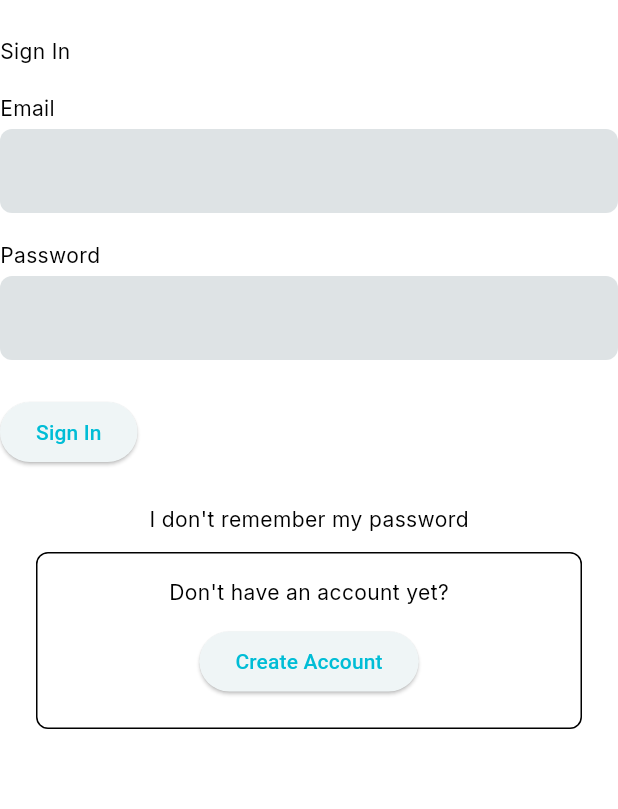
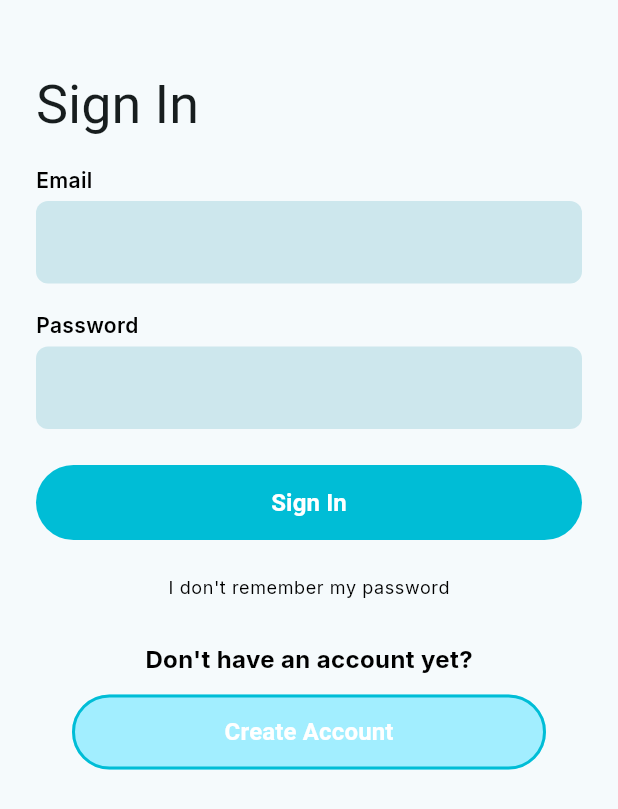
Before and after one commit to Sujeet-Kumar0/scrape_application, a Flutter app: the LoginScreen screen opened directly, on a phone screen of 412 x 824 dp. Shown: the top 809 px of the screen. Run offline on Flutter 3.47's test engine with Material 3 defaults, Android fonts, the phone set to English and light mode, and no system bars; our stand-ins replace cached_network_image, cloud_firestore, firebase_auth, firebase_core, flutter_keyboard_visibility, go_router and 4 more; missing offline and left inert: firebase_ui_auth; accounts and stored records are empty.

Commit message:
few bug fixes

```diff
--- a/lib/main.dart
+++ b/lib/main.dart
@@ -4,6 +4,7 @@ import 'package:flutter/foundation.dart';
 import 'package:flutter/material.dart';
 import 'package:go_router/go_router.dart';
 import 'package:provider/provider.dart';
+import 'package:scrape_application/ui/login_screen.dart';
 import 'package:scrape_application/ui/web/dashboard.dart';
 import 'package:scrape_application/ui/theme.dart';
 import 'package:scrape_application/ui/web/orders_screen.dart';
@@ -39,7 +40,7 @@ class MyApp extends StatelessWidget {
   // static final _shellNavigatorKey = GlobalKey<NavigatorState>();
 
   static final _router = GoRouter(
-    initialLocation: kIsWeb ? "/dashboard" : '/',
+    initialLocation: kIsWeb ? "/dashboard" : '/login',
     routes: [
       GoRoute(path: '/', builder: (context, state) => BottomNavigation()),
       GoRoute(
@@ -78,34 +79,38 @@ class MyApp extends StatelessWidget {
           builder: (context, state) => OrdersScreen(),
         ),
       GoRoute(
-        path: '/sign-in',
-        builder: (context, state) => SignInScreen(
-          providers: [EmailAuthProvider()],
-          actions: [
-            AuthStateChangeAction<SignedIn>(
-              (context, _) {
-                Navigator.push(
-                  context,
-                  MaterialPageRoute<ProfileScreen>(
-                    builder: (context) => ProfileScreen(
-                      appBar: AppBar(
-                        title: const Text('User Profile'),
-                      ),
-                      actions: [
-                        SignedOutAction(
-                          (context) {
-                            Navigator.of(context).pop();
-                          },
-                        )
-                      ],
-                    ),
-                  ),
-                );
-              },
-            ),
-          ],
-        ),
+        path: "/login",
+        builder: (context, state) => LoginScreen(),
       )
+      // GoRoute(
+      //   path: '/sign-in',
+      //   builder: (context, state) => SignInScreen(
+      //     providers: [EmailAuthProvider()],
+      //     actions: [
+      //       AuthStateChangeAction<SignedIn>(
+      //         (context, _) {
+      //           Navigator.push(
+      //             context,
+      //             MaterialPageRoute<ProfileScreen>(
+      //               builder: (context) => ProfileScreen(
+      //                 appBar: AppBar(
+      //                   title: const Text('User Profile'),
+      //                 ),
+      //                 actions: [
+      //                   SignedOutAction(
+      //                     (context) {
+      //                       Navigator.of(context).pop();
+      //                     },
+      //                   )
+      //                 ],
+      //               ),
+      //             ),
+      //           );
+      //         },
+      //       ),
+      //     ],
+      //   ),
+      // )
     ],
   );
 
--- a/lib/ui/login_screen.dart
+++ b/lib/ui/login_screen.dart
@@ -1,5 +1,10 @@
+import 'dart:async';
+
+import 'package:flutter/foundation.dart';
 import 'package:flutter/material.dart';
 import 'package:flutter/services.dart';
+import 'package:flutter_keyboard_visibility/flutter_keyboard_visibility.dart';
+import 'package:go_router/go_router.dart';
 
 class LoginScreen extends StatefulWidget {
   const LoginScreen({super.key});
@@ -10,43 +15,73 @@ class LoginScreen extends StatefulWidget {
 
 class _LoginScreenState extends State<LoginScreen> {
   final scaffoldKey = GlobalKey<ScaffoldState>();
-  // late StreamSubscription<bool> _keyboardVisibilitySubscription;
-  // bool _isKeyboardVisible = false;
+  late StreamSubscription<bool> _keyboardVisibilitySubscription;
+  bool _isKeyboardVisible = false;
   final _formKey = GlobalKey<FormState>();
+
+  @override
+  void initState() {
+    super.initState();
+    // _model = createModel(context, () => SignInModel());
+
+    if (!kIsWeb) {
+      _keyboardVisibilitySubscription =
+          KeyboardVisibilityController().onChange.listen((bool visible) {
+        setState(() {
+          _isKeyboardVisible = visible;
+        });
+      });
+    }
+  }
 
   @override
   Widget build(BuildContext context) {
     return GestureDetector(
       child: Scaffold(
         key: scaffoldKey,
+        backgroundColor: Theme.of(context).colorScheme.background,
         body: SafeArea(
           top: true,
+          child: Column(
+            mainAxisSize: MainAxisSize.max,
+            children: [
+              Padding(
+                padding: const EdgeInsets.all(24.0),
                 child: Column(
                   mainAxisAlignment: MainAxisAlignment.start,
                   mainAxisSize: MainAxisSize.max,
                   crossAxisAlignment: CrossAxisAlignment.start,
                   children: [
+                    //Headder skipped
                     Padding(
                       padding: EdgeInsetsDirectional.fromSTEB(0, 24, 0, 0),
                       child: Text(
                         'Sign In',
+                        style: Theme.of(context).textTheme.displaySmall,
                       ),
                     ),
                     Form(
                       key: _formKey,
+                      autovalidateMode: AutovalidateMode.disabled,
                       child: Column(
                         mainAxisSize: MainAxisSize.max,
                         children: [
                           Padding(
-                      padding: EdgeInsetsDirectional.fromSTEB(0, 18, 0, 0),
+                            padding:
+                                EdgeInsetsDirectional.fromSTEB(0, 18, 0, 0),
                             child: Column(
                               mainAxisSize: MainAxisSize.max,
                               crossAxisAlignment: CrossAxisAlignment.start,
                               children: [
                                 Padding(
-                            padding: EdgeInsetsDirectional.fromSTEB(0, 0, 0, 4),
+                                  padding: EdgeInsetsDirectional.fromSTEB(
+                                      0, 0, 0, 4),
                                   child: Text(
                                     'Email',
+                                    style: Theme.of(context)
+                                        .textTheme
+                                        .bodyMedium!
+                                        .copyWith(fontWeight: FontWeight.w600),
                                   ),
                                 ),
                                 TextFormField(
@@ -85,21 +120,23 @@ class _LoginScreenState extends State<LoginScreen> {
                                       borderRadius: BorderRadius.circular(8),
                                     ),
                                     filled: true,
-                              // fillColor: FlutterFlowTheme.of(context)
-                              //     .secondaryBackground,
+                                    fillColor: Theme.of(context)
+                                        .colorScheme
+                                        .secondaryContainer,
                                   ),
-                            // style: FlutterFlowTheme.of(context)
-                            //     .bodyMedium
-                            //     .override(
-                            //       fontFamily: 'Manrope',
-                            //       fontSize: 16,
-                            //       fontWeight: FontWeight.w500,
-                            //       lineHeight: 1,
-                            //     ),
+                                  style: Theme.of(context)
+                                      .textTheme
+                                      .bodyMedium!
+                                      .copyWith(
+                                        fontFamily: 'Manrope',
+                                        fontSize: 16,
+                                        fontWeight: FontWeight.w500,
+                                        // lineHeight: 1,
+                                      ),
                                   minLines: 1,
                                   keyboardType: TextInputType.emailAddress,
-                            // cursorColor:
-                            //     FlutterFlowTheme.of(context).primary,
+                                  cursorColor:
+                                      Theme.of(context).colorScheme.primary,
                                   // validator: _model
                                   //     .emailAddressControllerValidator
                                   //     .asValidator(context),
@@ -108,15 +145,21 @@ class _LoginScreenState extends State<LoginScreen> {
                             ),
                           ),
                           Padding(
-                      padding: EdgeInsetsDirectional.fromSTEB(0, 18, 0, 0),
+                            padding:
+                                EdgeInsetsDirectional.fromSTEB(0, 18, 0, 0),
                             child: Column(
                               mainAxisSize: MainAxisSize.max,
                               crossAxisAlignment: CrossAxisAlignment.start,
                               children: [
                                 Padding(
-                            padding: EdgeInsetsDirectional.fromSTEB(0, 0, 0, 4),
+                                  padding: EdgeInsetsDirectional.fromSTEB(
+                                      0, 0, 0, 4),
                                   child: Text(
                                     'Password',
+                                    style: Theme.of(context)
+                                        .textTheme
+                                        .bodyMedium!
+                                        .copyWith(fontWeight: FontWeight.w600),
                                   ),
                                 ),
                                 TextFormField(
@@ -155,13 +198,15 @@ class _LoginScreenState extends State<LoginScreen> {
                                       borderRadius: BorderRadius.circular(8),
                                     ),
                                     filled: true,
-                              // fillColor: FlutterFlowTheme.of(context)
-                              //     .secondaryBackground,
+                                    fillColor: Theme.of(context)
+                                        .colorScheme
+                                        .secondaryContainer,
                                     // suffixIcon: InkWell(
-                              //   // onTap: () => setState(
-                              //   //   () => _model.passwordVisibility =
-                              //   //       !_model.passwordVisibility,
-                              //   // ),
+                                    //   onTap: () => {},
+                                    //    setState(
+                                    //     () => _model.passwordVisibility =
+                                    //         !_model.passwordVisibility,
+                                    //   ),
                                     //   focusNode: FocusNode(skipTraversal: true),
                                     //   // child: Icon(
                                     //   //   _model.passwordVisibility
@@ -169,23 +214,25 @@ class _LoginScreenState extends State<LoginScreen> {
                                     //   //       : Icons.visibility_off_outlined,
                                     //   //   color: FlutterFlowTheme.of(context)
                                     //   //       .secondaryText,
-                              //   //   size: 18,
+                                    //   //   size: 18,)
                                     // ),
                                   ),
+
+                                  style: Theme.of(context)
+                                      .textTheme
+                                      .bodyMedium!
+                                      .copyWith(
+                                        fontFamily: 'Manrope',
+                                        fontSize: 16,
+                                        fontWeight: FontWeight.w500,
+                                        // lineHeight: 1,
                                       ),
-                          // style: FlutterFlowTheme.of(context)
-                          //     .bodyMedium
-                          //     .override(
-                          //       fontFamily: 'Manrope',
-                          //       fontSize: 16,
-                          //       fontWeight: FontWeight.w500,
-                          //       lineHeight: 1,
-                          //     ),
-                          // // cursorColor:
-                          // //     FlutterFlowTheme.of(context).primary,
-                          // // validator: _model
-                          // //     .passwordControllerValidator
-                          // //     .asValidator(context),
+                                  cursorColor:
+                                      Theme.of(context).colorScheme.primary,
+                                  // validator: _model
+                                  //     .passwordControllerValidator
+                                  //     .asValidator(context),
+                                ),
                               ],
                             ),
                           ),
@@ -198,7 +245,6 @@ class _LoginScreenState extends State<LoginScreen> {
                         onPressed: () async {
                           HapticFeedback.lightImpact();
                           // GoRouter.of(context).prepareAuthEvent();
-
                           // final user = await authManager.signInWithEmail(
                           //   context,
                           //   _model.emailAddressController.text,
@@ -207,25 +253,40 @@ class _LoginScreenState extends State<LoginScreen> {
                           // if (user == null) {
                           //   return;
                           // }
-
-                    // context.goNamedAuth('Dashboard', context.mounted);
-                    Navigator.of(context).pushReplacementNamed('/home');
+                          context.goNamed('/');
                         },
-                  child: Text('Sign In'),
-                  // options: FFButtonOptions(
-                  //   width: double.infinity,
-                  //   height: 50,
-                  //   padding: EdgeInsetsDirectional.fromSTEB(0, 0, 0, 0),
-                  //   iconPadding: EdgeInsetsDirectional.fromSTEB(0, 0, 0, 0),
-                  //   color: FlutterFlowTheme.of(context).primary,
-                  //   textStyle: FlutterFlowTheme.of(context).titleSmall,
-                  //   elevation: 0,
-                  //   borderSide: BorderSide(
-                  //     color: Colors.transparent,
-                  //     width: 1,
-                  //   ),
-                  //   borderRadius: BorderRadius.circular(25),
-                  // ),
+                        style: ButtonStyle(
+                          backgroundColor: MaterialStateProperty.all<Color>(
+                            Theme.of(context).primaryColor,
+                          ),
+                          padding:
+                              MaterialStateProperty.all<EdgeInsetsGeometry>(
+                            EdgeInsetsDirectional.fromSTEB(0, 0, 0, 0),
+                          ),
+                          elevation: MaterialStateProperty.all<double>(0),
+                          shape: MaterialStateProperty.all<OutlinedBorder>(
+                            RoundedRectangleBorder(
+                              borderRadius: BorderRadius.circular(25),
+                              side: BorderSide(
+                                color: Colors.transparent,
+                                width: 1,
+                              ),
+                            ),
+                          ),
+                        ),
+                        child: Container(
+                          width: double.infinity,
+                          height: 50,
+                          alignment: Alignment.center,
+                          child: Text(
+                            'Sign In',
+                            style: TextStyle(
+                              fontSize: 16,
+                              fontWeight: FontWeight.bold,
+                              color: Colors.white,
+                            ),
+                          ),
+                        ),
                       ),
                     ),
                     Padding(
@@ -235,65 +296,89 @@ class _LoginScreenState extends State<LoginScreen> {
                         focusColor: Colors.transparent,
                         hoverColor: Colors.transparent,
                         highlightColor: Colors.transparent,
+                        onTap: () async {},
                         child: Row(
                           mainAxisSize: MainAxisSize.max,
                           mainAxisAlignment: MainAxisAlignment.center,
                           children: [
                             Padding(
-                        padding: EdgeInsetsDirectional.fromSTEB(0, 12, 0, 12),
+                              padding:
+                                  EdgeInsetsDirectional.fromSTEB(0, 12, 0, 12),
                               child: Text(
                                 'I don\'t remember my password',
+                                style: Theme.of(context).textTheme.bodySmall,
                               ),
                             ),
                           ],
                         ),
                       ),
                     ),
+                    if (!(kIsWeb
+                        ? MediaQuery.viewInsetsOf(context).bottom > 0
+                        : _isKeyboardVisible))
                       Padding(
-                padding: EdgeInsetsDirectional.fromSTEB(24, 0, 24, 48),
-                child: Container(
-                  width: double.infinity,
-                  decoration: BoxDecoration(
-                    borderRadius: BorderRadius.circular(8),
-                    border: Border.all(
-                      width: 1,
-                    ),
-                  ),
-                  child: Padding(
                         padding: EdgeInsetsDirectional.fromSTEB(24, 16, 24, 20),
                         child: Column(
                           mainAxisSize: MainAxisSize.min,
                           crossAxisAlignment: CrossAxisAlignment.center,
                           children: [
                             Padding(
-                          padding: EdgeInsetsDirectional.fromSTEB(0, 0, 0, 12),
+                              padding:
+                                  EdgeInsetsDirectional.fromSTEB(0, 0, 0, 12),
                               child: Text(
                                 'Don\'t have an account yet?',
-                            // style: FlutterFlowTheme.of(context).labelLarge,
+                                style: TextStyle(
+                                  fontSize: 16,
+                                  fontWeight: FontWeight.bold,
+                                  color: Colors.black,
+                                ),
                               ),
                             ),
                             ElevatedButton(
-                          onPressed: () async {},
-                          child: Text('Create Account'),
-                          // options: FFButtonOptions(
-                          //   width: double.infinity,
-                          //   height: 50,
-                          //   padding: EdgeInsetsDirectional.fromSTEB(0, 0, 0, 0),
-                          //   iconPadding:
-                          //       EdgeInsetsDirectional.fromSTEB(0, 0, 0, 0),
-                          //   color: FlutterFlowTheme.of(context).accent1,
-                          //   textStyle: FlutterFlowTheme.of(context).bodyMedium,
-                          //   elevation: 0,
-                          //   borderSide: BorderSide(
-                          //     color: FlutterFlowTheme.of(context).primary,
-                          //     width: 2,
-                          //   ),
-                          //   borderRadius: BorderRadius.circular(25),
-                          // ),
+                              onPressed: () async {
+                                context.pushNamed('Onboarding_CreateAccount');
+                              },
+                              style: ButtonStyle(
+                                backgroundColor:
+                                    MaterialStateProperty.all<Color>(
+                                  Theme.of(context)
+                                      .colorScheme
+                                      .primaryContainer,
+                                ),
+                                padding: MaterialStateProperty.all<
+                                    EdgeInsetsGeometry>(
+                                  EdgeInsetsDirectional.fromSTEB(0, 0, 0, 0),
+                                ),
+                                elevation: MaterialStateProperty.all<double>(0),
+                                shape:
+                                    MaterialStateProperty.all<OutlinedBorder>(
+                                  RoundedRectangleBorder(
+                                    borderRadius: BorderRadius.circular(25),
+                                    side: BorderSide(
+                                      color: Theme.of(context).primaryColor,
+                                      width: 2,
+                                    ),
+                                  ),
+                                ),
+                              ),
+                              child: Container(
+                                width: double.infinity,
+                                height: 50,
+                                alignment: Alignment.center,
+                                child: Text(
+                                  'Create Account',
+                                  style: TextStyle(
+                                    fontSize: 16,
+                                    fontWeight: FontWeight.bold,
+                                    color: Colors.white,
+                                  ),
+                                ),
+                              ),
                             ),
                           ],
                         ),
                       ),
+                  ],
                 ),
               ),
             ],
--- a/pubspec.yaml
+++ b/pubspec.yaml
@@ -25,6 +25,7 @@ dependencies:
   cloud_firestore: ^4.15.6
   lottie: ^3.1.0
   shared_preferences: ^2.2.2
+  flutter_keyboard_visibility: ^6.0.0
 
 dev_dependencies:
   flutter_test:
```
Also changed, not shown: pubspec.lock. Lines whose indentation alone changed are shown as unchanged.
